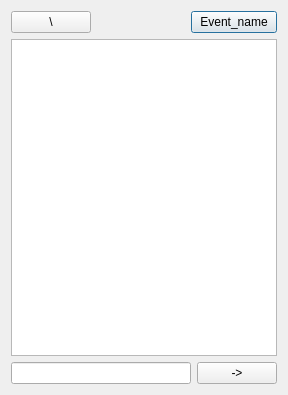
Qt form Qt_Database/eventwindow.ui (Cleverfox5/GoogleCalendar) before a commit.
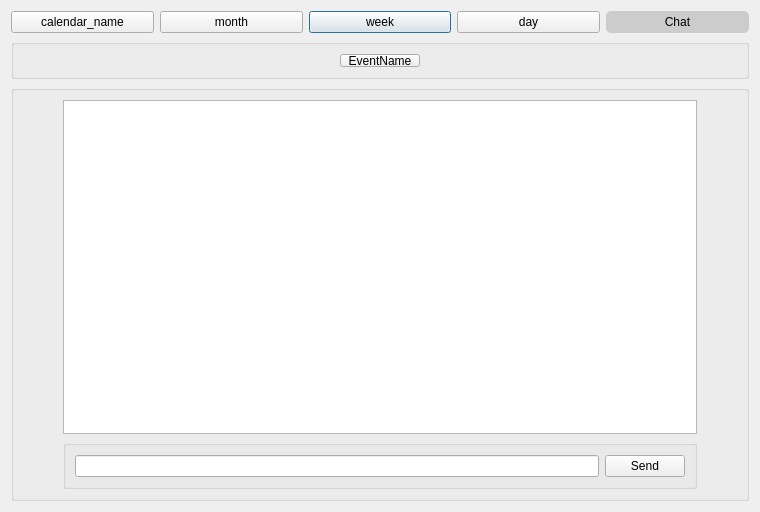
The same form after that commit.

```diff
--- a/Qt_Database/eventwindow.ui
+++ b/Qt_Database/eventwindow.ui
@@ -6,72 +6,173 @@
    <rect>
     <x>0</x>
     <y>0</y>
-    <width>288</width>
-    <height>395</height>
+    <width>760</width>
+    <height>512</height>
    </rect>
   </property>
   <property name="windowTitle">
    <string>Dialog</string>
   </property>
   <layout class="QGridLayout" name="gridLayout">
-   <item row="1" column="0" colspan="4">
-    <widget class="QTextBrowser" name="textBrowser"/>
+   <item row="0" column="2">
+    <widget class="QPushButton" name="pushButton_week">
+     <property name="text">
+      <string>week</string>
+     </property>
+    </widget>
    </item>
-   <item row="0" column="2" colspan="2">
-    <widget class="QPushButton" name="pushButton_3">
+   <item row="2" column="0" colspan="5">
+    <widget class="QGroupBox" name="groupBox">
+     <property name="title">
+      <string/>
+     </property>
+     <layout class="QGridLayout" name="gridLayout_2">
+      <item row="2" column="1">
+       <widget class="QGroupBox" name="groupBox_3">
+        <property name="minimumSize">
+         <size>
+          <width>0</width>
+          <height>40</height>
+         </size>
+        </property>
+        <property name="title">
+         <string/>
+        </property>
+        <layout class="QGridLayout" name="gridLayout_3">
+         <item row="0" column="0">
+          <widget class="QLineEdit" name="lineEdit"/>
+         </item>
+         <item row="0" column="1">
+          <widget class="QPushButton" name="pushButton_send">
+           <property name="text">
+            <string>Send</string>
+           </property>
+          </widget>
+         </item>
+        </layout>
+       </widget>
+      </item>
+      <item row="0" column="1">
+       <widget class="QTextBrowser" name="textBrowser"/>
+      </item>
+      <item row="0" column="2">
+       <spacer name="horizontalSpacer_4">
+        <property name="orientation">
+         <enum>Qt::Horizontal</enum>
+        </property>
+        <property name="sizeType">
+         <enum>QSizePolicy::Fixed</enum>
+        </property>
+        <property name="sizeHint" stdset="0">
+         <size>
+          <width>40</width>
+          <height>20</height>
+         </size>
+        </property>
+       </spacer>
+      </item>
+      <item row="0" column="0">
+       <spacer name="horizontalSpacer_3">
+        <property name="orientation">
+         <enum>Qt::Horizontal</enum>
+        </property>
+        <property name="sizeType">
+         <enum>QSizePolicy::Fixed</enum>
+        </property>
+        <property name="sizeHint" stdset="0">
+         <size>
+          <width>40</width>
+          <height>20</height>
+         </size>
+        </property>
+       </spacer>
+      </item>
+     </layout>
+    </widget>
+   </item>
+   <item row="0" column="4">
+    <widget class="QLabel" name="label">
+     <property name="styleSheet">
+      <string notr="true">border-radius: 5px;
+background-color: #CCCCCC;</string>
+     </property>
      <property name="text">
-      <string>Event_name</string>
+      <string>Chat</string>
      </property>
+     <property name="alignment">
+      <set>Qt::AlignCenter</set>
+     </property>
     </widget>
    </item>
-   <item row="2" column="3">
-    <widget class="QPushButton" name="pushButton_2">
+   <item row="0" column="1">
+    <widget class="QPushButton" name="pushButton_month">
      <property name="text">
-      <string>-&gt;</string>
+      <string>month</string>
+     </property>
+    </widget>
+   </item>
+   <item row="0" column="3">
+    <widget class="QPushButton" name="pushButton_day">
+     <property name="text">
+      <string>day</string>
      </property>
     </widget>
    </item>
    <item row="0" column="0">
-    <widget class="QPushButton" name="pushButton">
-     <property name="sizePolicy">
-      <sizepolicy hsizetype="Minimum" vsizetype="Fixed">
-       <horstretch>0</horstretch>
-       <verstretch>0</verstretch>
-      </sizepolicy>
+    <widget class="QPushButton" name="pushButton_calendar_name">
+     <property name="text">
+      <string>calendar_name</string>
      </property>
-     <property name="minimumSize">
-      <size>
-       <width>0</width>
-       <height>0</height>
-      </size>
-     </property>
+    </widget>
+   </item>
+   <item row="1" column="0" colspan="5">
+    <widget class="QGroupBox" name="groupBox_2">
      <property name="maximumSize">
       <size>
        <width>16777215</width>
-       <height>16777215</height>
+       <height>40</height>
       </size>
      </property>
-     <property name="text">
-      <string>\</string>
+     <property name="title">
+      <string/>
      </property>
+     <layout class="QHBoxLayout" name="horizontalLayout">
+      <item>
+       <spacer name="horizontalSpacer">
+        <property name="orientation">
+         <enum>Qt::Horizontal</enum>
+        </property>
+        <property name="sizeHint" stdset="0">
+         <size>
+          <width>315</width>
+          <height>17</height>
+         </size>
+        </property>
+       </spacer>
+      </item>
+      <item>
+       <widget class="QPushButton" name="pushButton_event_name">
+        <property name="text">
+         <string>EventName</string>
+        </property>
+       </widget>
+      </item>
+      <item>
+       <spacer name="horizontalSpacer_2">
+        <property name="orientation">
+         <enum>Qt::Horizontal</enum>
+        </property>
+        <property name="sizeHint" stdset="0">
+         <size>
+          <width>314</width>
+          <height>17</height>
+         </size>
+        </property>
+       </spacer>
+      </item>
+     </layout>
     </widget>
    </item>
-   <item row="2" column="0" colspan="3">
-    <widget class="QLineEdit" name="lineEdit"/>
-   </item>
-   <item row="0" column="1">
-    <spacer name="horizontalSpacer">
-     <property name="orientation">
-      <enum>Qt::Horizontal</enum>
-     </property>
-     <property name="sizeHint" stdset="0">
-      <size>
-       <width>40</width>
-       <height>20</height>
-      </size>
-     </property>
-    </spacer>
-   </item>
   </layout>
  </widget>
  <resources/>
```
